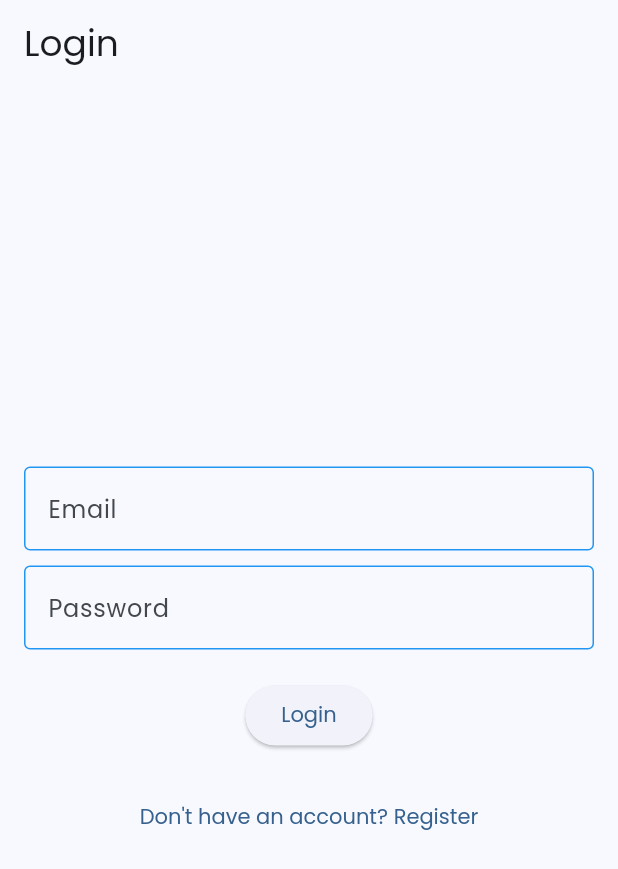
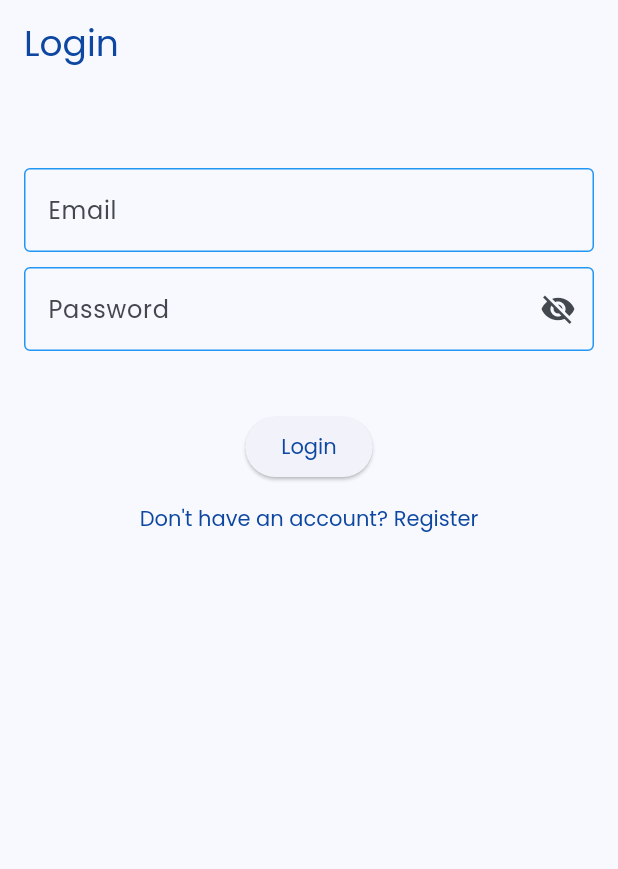
Before and after one commit to elena-atanasoska/Classly, a Flutter app: the screen it shows after launch, on a phone screen of 412 x 824 dp. Shown: the top 869 px of the screen. Run offline on Flutter 3.47's test engine with Material 3 defaults, Android fonts, the phone set to English and light mode, and no system bars; our stand-ins replace cloud_firestore, firebase_auth, firebase_core, firebase_storage, flutter_local_notifications, geolocator and 5 more; accounts and stored records are empty; generated files the repository leaves out were written again.

Commit message:
login fix

```diff
--- a/lib/presentation/screens/login_screen.dart
+++ b/lib/presentation/screens/login_screen.dart
@@ -1,5 +1,7 @@
 import 'package:firebase_auth/firebase_auth.dart';
 import 'package:flutter/material.dart';
+import 'package:google_fonts/google_fonts.dart';
+
 import '../../application/services/AuthService.dart';
 import 'bottom_navigation.dart';
 import 'register_screen.dart';
@@ -10,69 +12,126 @@ class LoginScreen extends StatefulWidget {
 }
 
 class _LoginScreenState extends State<LoginScreen> {
-  final _formKey = GlobalKey<FormState>();
   final TextEditingController _emailController = TextEditingController();
   final TextEditingController _passwordController = TextEditingController();
   final AuthService authService = AuthService();
+  final FirebaseAuth _auth = FirebaseAuth.instance;
+  bool _passwordVisible = false;
+  String _errorMessage = '';
+
+  Future<void> _login() async {
+    setState(() {
+      _errorMessage = '';
+    });
+
+    try {
+      await _auth.signInWithEmailAndPassword(
+        email: _emailController.text,
+        password: _passwordController.text,
+      );
+      Navigator.of(context).pushReplacement(
+        MaterialPageRoute(builder: (context) => BottomNavigation()),
+      );
+    } on FirebaseAuthException catch (e) {
+      setState(() {
+        _errorMessage = 'Invalid email or password';
+      });
+    } catch (e) {
+      setState(() {
+        _errorMessage = 'An unknown error occurred';
+      });
+    }
+  }
 
   @override
   Widget build(BuildContext context) {
     return Scaffold(
       appBar: AppBar(
-        title: Text('Login'),
+        title: Text(
+          'Login',
+          style: GoogleFonts.poppins(
+            textStyle: TextStyle(color: Color(0xFF0D47A1)),
+          ),
+        ),
       ),
-      body: Padding(
-        padding: const EdgeInsets.all(16.0),
-        child: Form(
-          key: _formKey,
+      body: SingleChildScrollView(
+        child: Padding(
+          padding: const EdgeInsets.all(16.0),
           child: Column(
-            mainAxisAlignment: MainAxisAlignment.center,
             children: [
-              TextFormField(
+              SizedBox(height: 40),
+              // Image.asset(
+              //   'assets/images/expiremind-high-resolution-logo-transparent.png',
+              //   height: 100,
+              // ),
+              // SizedBox(height: 20),
+              TextField(
                 controller: _emailController,
-                decoration: InputDecoration(labelText: 'Email'),
-                keyboardType: TextInputType.emailAddress,
-                validator: (value) {
-                  if (value == null || value.isEmpty) {
-                    return 'Please enter your email';
-                  }
-                  return null;
-                },
+                decoration: InputDecoration(
+                  labelText: 'Email',
+                  labelStyle: GoogleFonts.poppins(
+                    textStyle: TextStyle(
+                      fontSize: 16.0,
+                    ),
+                  ),
+                ),
               ),
               SizedBox(height: 10),
-              TextFormField(
+              TextField(
                 controller: _passwordController,
-                decoration: InputDecoration(labelText: 'Password'),
-                obscureText: true,
-                validator: (value) {
-                  if (value == null || value.isEmpty) {
-                    return 'Please enter your password';
-                  }
-                  return null;
-                },
+                decoration: InputDecoration(
+                  labelText: 'Password',
+                  labelStyle: GoogleFonts.poppins(
+                    textStyle: TextStyle(
+                      fontSize: 16.0,
+                    ),
+                  ),
+                  suffixIcon: IconButton(
+                    icon: Icon(
+                      _passwordVisible
+                          ? Icons.visibility
+                          : Icons.visibility_off,
+                    ),
+                    onPressed: () {
+                      setState(() {
+                        _passwordVisible = !_passwordVisible;
+                      });
+                    },
+                  ),
+                ),
+                obscureText: !_passwordVisible,
               ),
               SizedBox(height: 20),
+              if (_errorMessage.isNotEmpty)
+                Text(
+                  _errorMessage,
+                  style: GoogleFonts.poppins(
+                    textStyle: TextStyle(color: Colors.red),
+                  ),
+                ),
+              SizedBox(height: 20),
               ElevatedButton(
-                onPressed: () {
-                  if (_formKey.currentState?.validate() ?? false) {
-                    loginUser(
-                      _emailController.text,
-                      _passwordController.text,
-                      context,
-                    );
-                  }
-                },
-                child: Text('Login'),
+                onPressed: _login,
+                child: Text(
+                  'Login',
+                  style: GoogleFonts.poppins(
+                    textStyle: TextStyle(color: Color(0xFF0D47A1)),
+                  ),
+                ),
               ),
-              SizedBox(height: 20),
               TextButton(
                 onPressed: () {
-                  Navigator.pushReplacement(
-                    context,
-                    MaterialPageRoute(builder: (context) => RegistrationScreen()),
+                  Navigator.of(context).push(
+                    MaterialPageRoute(
+                        builder: (context) => RegistrationScreen()),
                   );
                 },
-                child: Text('Don\'t have an account? Register'),
+                child: Text(
+                  'Don\'t have an account? Register',
+                  style: GoogleFonts.poppins(
+                    textStyle: TextStyle(color: Color(0xFF0D47A1)),
+                  ),
+                ),
               ),
             ],
           ),
@@ -80,34 +139,4 @@ class _LoginScreenState extends State<LoginScreen> {
       ),
     );
   }
-
-  Future<void> loginUser(
-      String email,
-      String password,
-      BuildContext context,
-      ) async {
-    try {
-      await authService.login(email, password);
-
-      Navigator.pushReplacement(
-        context,
-        MaterialPageRoute(builder: (context) => BottomNavigation()),
-      );
-    } catch (e) {
-      String errorMessage = 'Login failed';
-      if (e is FirebaseAuthException) {
-        final match = RegExp(r'\[(.*?)\]').firstMatch(e.message ?? '');
-        if (match != null && match.group(1) != null) {
-          errorMessage = match.group(1)!;
-        } else {
-          errorMessage = e.message ?? 'Login failed';
-        }
-      }
-
-      print('Login failed: $errorMessage');
-      ScaffoldMessenger.of(context).showSnackBar(
-        SnackBar(content: Text(errorMessage)),
-      );
-    }
-  }
 }
```
